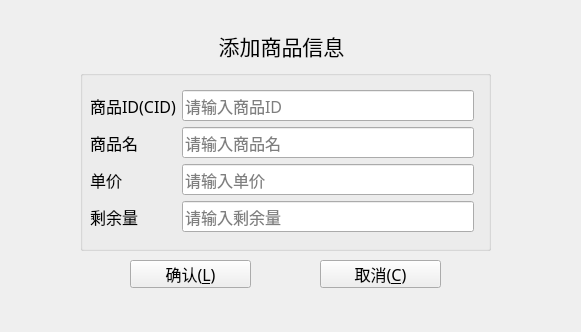
Before: the Qt Designer form shop/add_commodity.ui in p1o1s1/Database-Experiment, drawn with Qt 5.
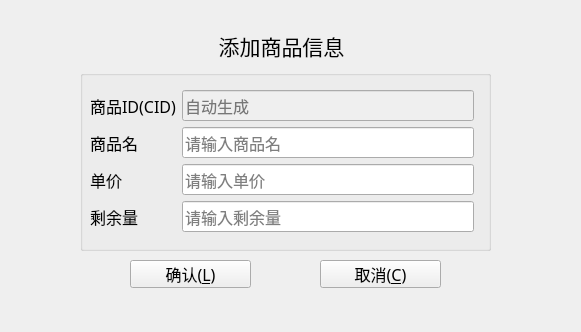
After: the same form once the commit is applied. Icons and pictures are not drawn.

Commit message: 修改商品信息

```diff
--- a/shop/add_commodity.ui
+++ b/shop/add_commodity.ui
@@ -245,7 +245,7 @@
    <property name="title">
     <string/>
    </property>
-   <widget class="QWidget" name="">
+   <widget class="QWidget" name="layoutWidget">
     <property name="geometry">
      <rect>
       <x>10</x>
@@ -270,6 +270,9 @@
      </item>
      <item row="0" column="1">
       <widget class="QLineEdit" name="CustomerName">
+       <property name="enabled">
+        <bool>false</bool>
+       </property>
        <property name="font">
         <font>
          <family>楷体</family>
@@ -280,7 +283,7 @@
         <enum>QLineEdit::Normal</enum>
        </property>
        <property name="placeholderText">
-        <string>请输入商品ID</string>
+        <string>自动生成</string>
        </property>
       </widget>
      </item>
```
Left out of the diff: 16 changed lines with no effect on the pictures. The commit also changes 8 other files.
